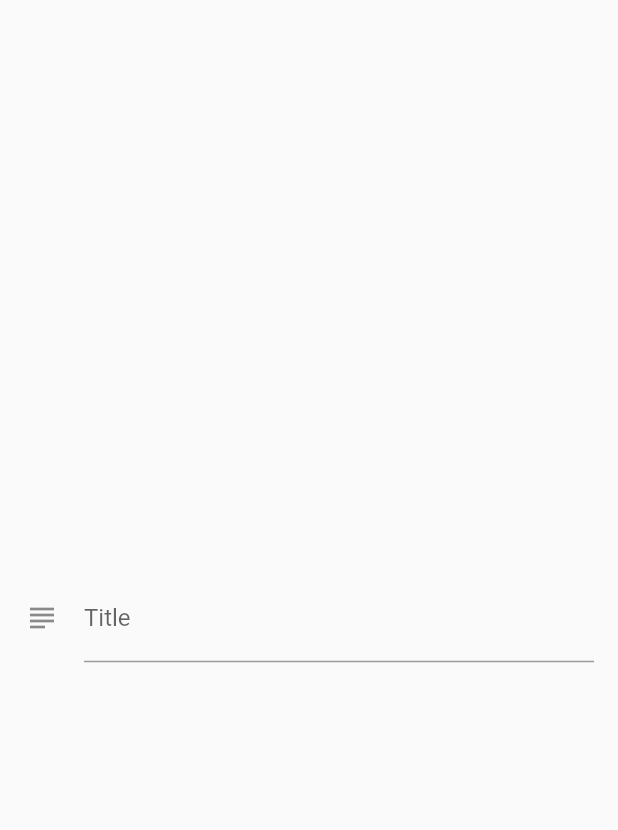
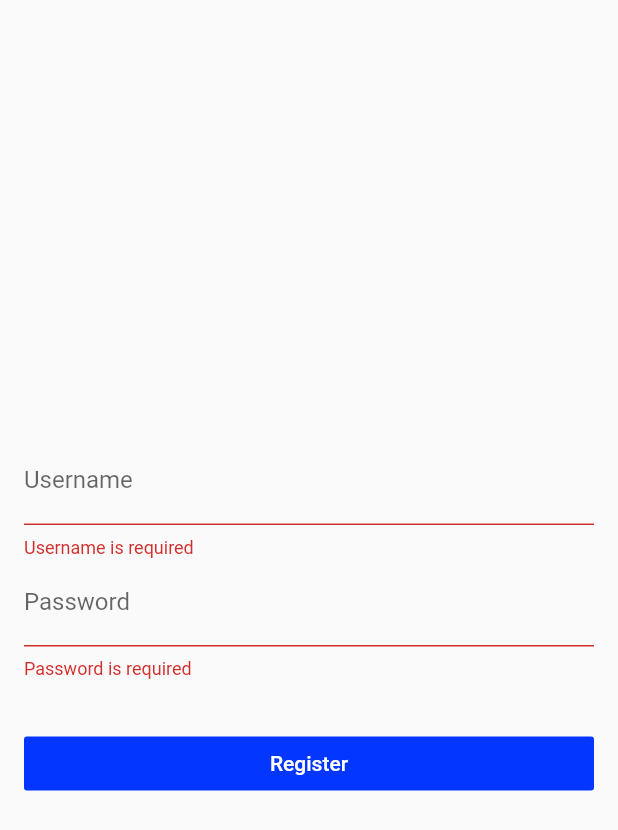
Before and after one commit to Yunkou/flutter-demo, a Flutter app: the screen it shows after launch, on a phone screen of 412 x 824 dp. Shown: the top 830 px of the screen. Run offline on Flutter 3.47's test engine with Material 2 defaults, Android fonts, the phone set to English and light mode, and no system bars.

Commit message:
添加form表单

```diff
--- a/lib/demo/form_demo.dart
+++ b/lib/demo/form_demo.dart
@@ -13,10 +13,101 @@ class FormDemo extends StatelessWidget {
           child: Column(
             mainAxisAlignment: MainAxisAlignment.center,
             children: <Widget>[
-              TextFieldDemo(),
+              RegisterForm(),
             ],
           ),
         ),
+      ),
+    );
+  }
+}
+
+class RegisterForm extends StatefulWidget {
+  @override
+  _RegisterFormState createState() => _RegisterFormState();
+}
+
+class _RegisterFormState extends State<RegisterForm> {
+  final registerFormKey = GlobalKey<FormState>();
+  String username, password;
+  bool autovalidate = false;
+
+  void submitRegisterForm() {
+    if (registerFormKey.currentState.validate()) {
+      registerFormKey.currentState.save();
+
+      debugPrint('username: $username');
+      debugPrint('password: $password');
+
+      Scaffold.of(context).showSnackBar(
+        SnackBar(
+          content: Text('Registering...'),
+        ),
+      );
+    } else {
+      setState(() {
+        autovalidate = true;
+      });
+    }
+  }
+
+  String validatorUsername(value) {
+    if (value.isEmpty) {
+      return 'Username is required';
+    }
+
+    return null;
+  }
+
+  String validatorPassword(value) {
+    if (value.isEmpty) {
+      return 'Password is required';
+    }
+
+    return null;
+  }
+
+  @override
+  Widget build(BuildContext context) {
+    return Form(
+      key: registerFormKey,
+      child: Column(
+        children: <Widget>[
+          TextFormField(
+            decoration: InputDecoration(
+              labelText: 'Username',
+            ),
+            onSaved: (value) {
+              username = value;
+            },
+            validator: validatorUsername,
+            autovalidate: true,
+          ),
+          TextFormField(
+            obscureText: true,
+            decoration: InputDecoration(
+              labelText: 'Password',
+            ),
+            onSaved: (value) {
+              password = value;
+            },
+            validator: validatorPassword,
+            autovalidate: true,
+          ),
+          SizedBox(height: 32.0),
+          Container(
+            width: double.infinity,
+            child: RaisedButton(
+              color: Theme.of(context).accentColor,
+              child: Text(
+                'Register',
+                style: TextStyle(color: Colors.white),
+              ),
+              elevation: 0.0,
+              onPressed: submitRegisterForm,
+            ),
+          ),
+        ],
       ),
     );
   }
```
